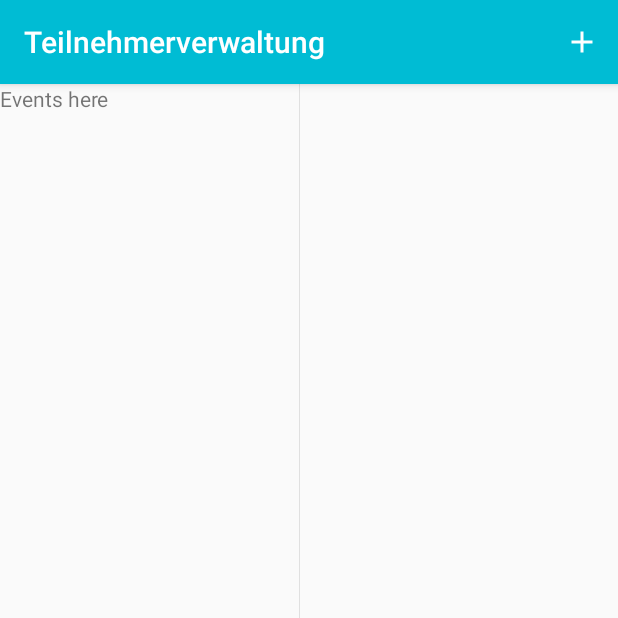
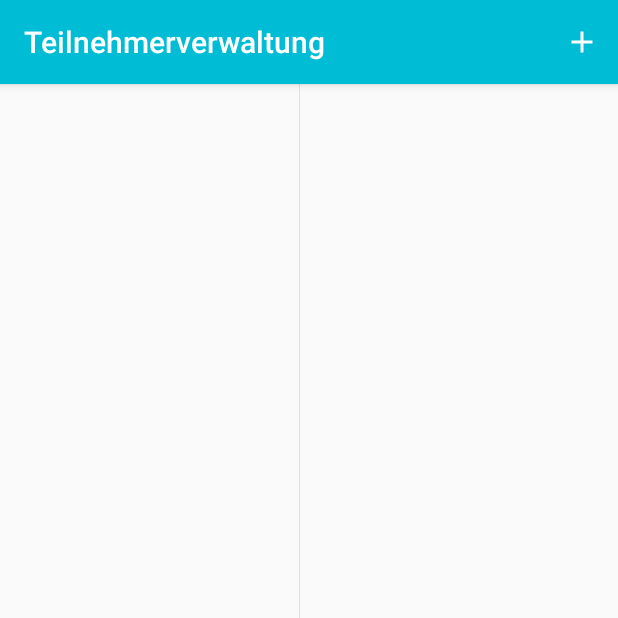
Before and after one commit to maxdobler/Teilnehmerverwaltung, an Android app: the screen it shows after launch (MainActivity), on a phone screen of 412 x 824 dp, the top half of it. Run offline under Robolectric (Android 15) with nearby library versions, the phone set to English and light mode, and no system bars; our stand-ins replace ButterKnife, Firebase (no records; nobody signed in at launch, a user with empty details on screens opened directly); 2 statements that could not run were skipped.

Commit message:
events werden angezeigt

```diff
--- a/app/src/main/java/de/maxdobler/teilnehmerverwaltung/events/EventsFragment.java
+++ b/app/src/main/java/de/maxdobler/teilnehmerverwaltung/events/EventsFragment.java
@@ -2,15 +2,27 @@ package de.maxdobler.teilnehmerverwaltung.events;
 
 import android.content.Context;
 import android.os.Bundle;
+import android.support.annotation.Nullable;
 import android.support.v4.app.Fragment;
+import android.support.v7.widget.DividerItemDecoration;
+import android.support.v7.widget.LinearLayoutManager;
+import android.support.v7.widget.RecyclerView;
 import android.view.LayoutInflater;
 import android.view.View;
 import android.view.ViewGroup;
 
+import com.firebase.ui.database.FirebaseRecyclerAdapter;
+
+import butterknife.BindView;
+import butterknife.ButterKnife;
 import de.maxdobler.teilnehmerverwaltung.R;
+import de.maxdobler.teilnehmerverwaltung.util.FirebaseRef;
 
 public class EventsFragment extends Fragment {
     private OnEventFragmentListener mListener;
+
+    @BindView(R.id.recyclerView)
+    RecyclerView recyclerView;
 
     public EventsFragment() {
     }
@@ -26,6 +38,25 @@ public class EventsFragment extends Fragment {
     public View onCreateView(LayoutInflater inflater, ViewGroup container,
                              Bundle savedInstanceState) {
         return inflater.inflate(R.layout.events_fragment, container, false);
+    }
+
+    @Override
+    public void onViewCreated(View view, @Nullable Bundle savedInstanceState) {
+        super.onViewCreated(view, savedInstanceState);
+        ButterKnife.bind(this, view);
+
+        FirebaseRecyclerAdapter<Event, EventViewHolder> recyclerAdapter = new FirebaseRecyclerAdapter<Event, EventViewHolder>(Event.class, R.layout.item_event, EventViewHolder.class, FirebaseRef.events()) {
+            @Override
+            protected void populateViewHolder(EventViewHolder viewHolder, Event event, int position) {
+                viewHolder.bind(event);
+            }
+        };
+        recyclerView.setAdapter(recyclerAdapter);
+        LinearLayoutManager layoutManager = new LinearLayoutManager(getContext());
+        recyclerView.setLayoutManager(layoutManager);
+
+        DividerItemDecoration devider = new DividerItemDecoration(getContext(), layoutManager.getOrientation());
+        recyclerView.addItemDecoration(devider);
     }
 
     @Override
--- a/app/src/main/java/de/maxdobler/teilnehmerverwaltung/util/FirebaseRef.java
+++ b/app/src/main/java/de/maxdobler/teilnehmerverwaltung/util/FirebaseRef.java
@@ -9,4 +9,8 @@ public class FirebaseRef {
     public static DatabaseReference attendees() {
         return FirebaseDatabase.getInstance().getReference("attendees");
     }
+
+    public static DatabaseReference events() {
+        return FirebaseDatabase.getInstance().getReference("events");
+    }
 }
--- a/app/src/main/res/layout/events_fragment.xml
+++ b/app/src/main/res/layout/events_fragment.xml
@@ -1,14 +1,14 @@
 <com.khandelwal.library.view.BorderFrameLayout xmlns:android="http://schemas.android.com/apk/res/android"
+    xmlns:app="http://schemas.android.com/apk/res-auto"
     xmlns:tools="http://schemas.android.com/tools"
     android:layout_width="200dp"
     android:layout_height="match_parent"
-    xmlns:app="http://schemas.android.com/apk/res-auto"
+    app:rightBorderColor="@color/borderColor"
     app:rightBorderWidth="1dp"
-    app:rightBorderColor="@color/borderColor"
     tools:context="de.maxdobler.teilnehmerverwaltung.events.EventsFragment">
 
-    <TextView
+    <android.support.v7.widget.RecyclerView
+        android:id="@+id/recyclerView"
         android:layout_width="match_parent"
-        android:layout_height="match_parent"
-        android:text="@string/events_here_platzhalter" />
+        android:layout_height="match_parent" />
 </com.khandelwal.library.view.BorderFrameLayout>
```
Also changed, not shown: app/src/main/java/de/maxdobler/teilnehmerverwaltung/events/Event.java (added, +13 -0 lines), app/src/main/java/de/maxdobler/teilnehmerverwaltung/events/EventViewHolder.java (added, +23 -0 lines), app/src/main/res/layout/item_event.xml (added, +13 -0 lines).
